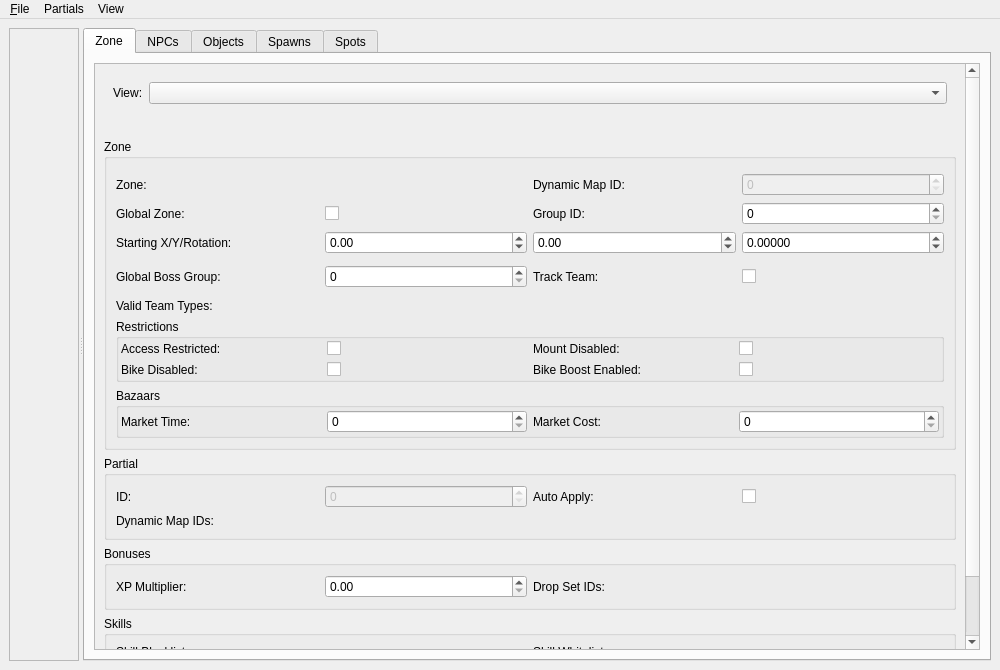
Above: tools/cathedral/ui/ZoneWindow.ui from comphack/comp_hack before the change. Below: the same form after it.
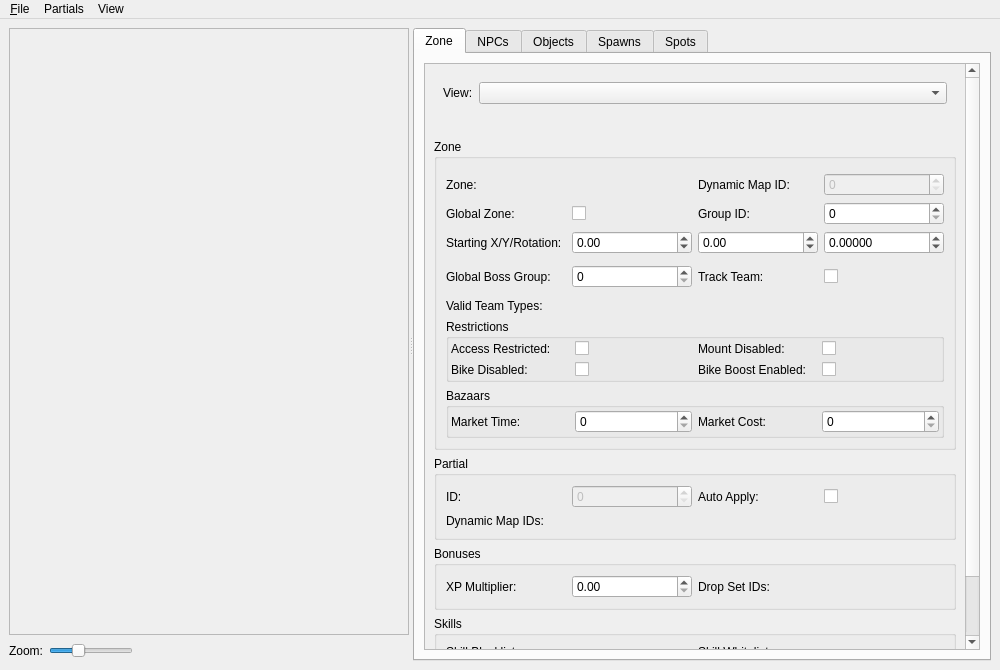
That is the form after the change. Custom widgets are drawn as their Qt base class.

Commit message: F5 refresh and better map zoom

What changed in the file:
```diff
--- a/tools/cathedral/ui/ZoneWindow.ui
+++ b/tools/cathedral/ui/ZoneWindow.ui
@@ -23,23 +23,105 @@
       <property name="orientation">
        <enum>Qt::Horizontal</enum>
       </property>
-      <widget class="QScrollArea" name="scrollArea">
-       <property name="enabled">
-        <bool>true</bool>
+      <widget class="QWidget" name="mapLayoutWidget" native="true">
+       <property name="sizePolicy">
+        <sizepolicy hsizetype="MinimumExpanding" vsizetype="Preferred">
+         <horstretch>0</horstretch>
+         <verstretch>0</verstretch>
+        </sizepolicy>
        </property>
-       <property name="widgetResizable">
-        <bool>true</bool>
+       <property name="minimumSize">
+        <size>
+         <width>400</width>
+         <height>0</height>
+        </size>
        </property>
-       <widget class="QWidget" name="scrollAreaWidget">
-        <property name="geometry">
-         <rect>
-          <x>0</x>
-          <y>0</y>
-          <width>69</width>
-          <height>629</height>
-         </rect>
+       <layout class="QVBoxLayout" name="mapLayout">
+        <property name="leftMargin">
+         <number>0</number>
         </property>
-       </widget>
+        <property name="topMargin">
+         <number>0</number>
+        </property>
+        <property name="rightMargin">
+         <number>0</number>
+        </property>
+        <property name="bottomMargin">
+         <number>0</number>
+        </property>
+        <item>
+         <widget class="QScrollArea" name="mapScrollArea">
+          <property name="enabled">
+           <bool>true</bool>
+          </property>
+          <property name="widgetResizable">
+           <bool>true</bool>
+          </property>
+          <widget class="QWidget" name="mapScrollAreaWidget">
+           <property name="geometry">
+            <rect>
+             <x>0</x>
+             <y>0</y>
+             <width>398</width>
+             <height>601</height>
+            </rect>
+           </property>
+          </widget>
+         </widget>
+        </item>
+        <item>
+         <layout class="QHBoxLayout" name="layoutMapControls">
+          <item>
+           <widget class="QLabel" name="lblZoom">
+            <property name="text">
+             <string>Zoom:</string>
+            </property>
+           </widget>
+          </item>
+          <item>
+           <widget class="QSlider" name="zoomSlider">
+            <property name="sizePolicy">
+             <sizepolicy hsizetype="Fixed" vsizetype="Fixed">
+              <horstretch>0</horstretch>
+              <verstretch>0</verstretch>
+             </sizepolicy>
+            </property>
+            <property name="minimum">
+             <number>5</number>
+            </property>
+            <property name="maximum">
+             <number>300</number>
+            </property>
+            <property name="singleStep">
+             <number>5</number>
+            </property>
+            <property name="pageStep">
+             <number>100</number>
+            </property>
+            <property name="sliderPosition">
+             <number>100</number>
+            </property>
+            <property name="orientation">
+             <enum>Qt::Horizontal</enum>
+            </property>
+           </widget>
+          </item>
+          <item>
+           <spacer name="spacerMapControls">
+            <property name="orientation">
+             <enum>Qt::Horizontal</enum>
+            </property>
+            <property name="sizeHint" stdset="0">
+             <size>
+              <width>40</width>
+              <height>20</height>
+             </size>
+            </property>
+           </spacer>
+          </item>
+         </layout>
+        </item>
+       </layout>
       </widget>
       <widget class="QTabWidget" name="tabs">
        <property name="enabled">
@@ -62,7 +144,7 @@
          <item>
           <widget class="QScrollArea" name="scrollAreaZone">
            <property name="sizePolicy">
-            <sizepolicy hsizetype="Expanding" vsizetype="MinimumExpanding">
+            <sizepolicy hsizetype="MinimumExpanding" vsizetype="MinimumExpanding">
              <horstretch>0</horstretch>
              <verstretch>0</verstretch>
             </sizepolicy>
@@ -75,7 +157,7 @@
              <rect>
               <x>0</x>
               <y>0</y>
-              <width>880</width>
+              <width>551</width>
               <height>585</height>
              </rect>
             </property>
```
Left out of the diff: 10 changed lines with no effect on the pictures. The commit also changes 5 other files.
